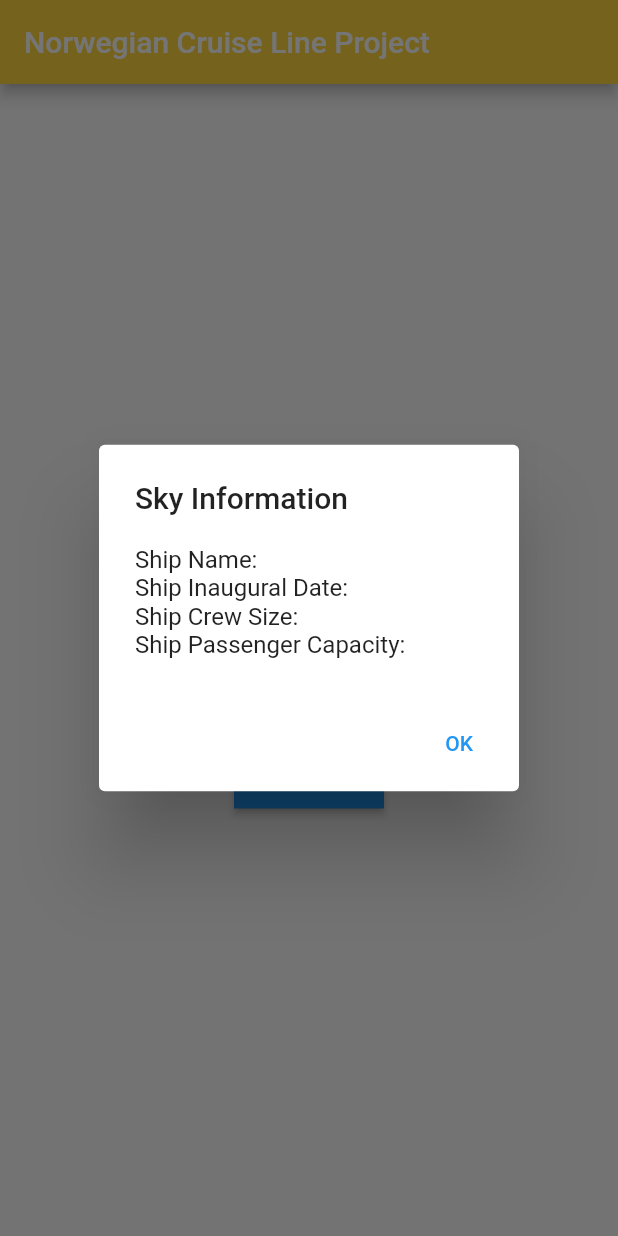
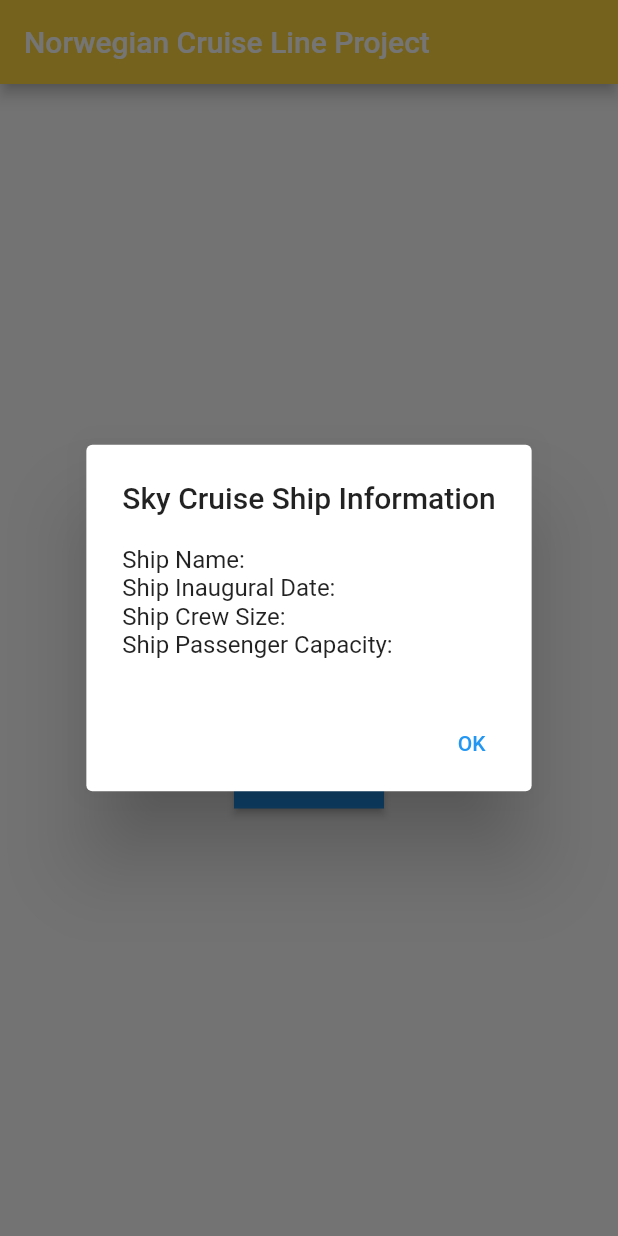
Before and after one commit to MauricioPatino/ncl-project, a Flutter app: the ShipScreen screen opened directly with empty values, after a tap on "SKY", on a phone screen of 412 x 824 dp. Run offline on Flutter 3.47's test engine with Material 2 defaults, Android fonts, the phone set to English and light mode, and no system bars; network calls fail.

```diff
--- a/lib/screen/shipScreen.dart
+++ b/lib/screen/shipScreen.dart
@@ -27,7 +27,7 @@ class _ShipScreenState extends State<ShipScreen> {
             Padding(
               padding: const EdgeInsets.all(12.0),
               child: ElevatedButton(onPressed: (){
-                  showDialog(context: context, builder: (context) => AlertDialog(title: Text('Sky Information'),
+                  showDialog(context: context, builder: (context) => AlertDialog(title: Text('Sky Cruise Ship Information'),
                     content:
                     Text('Ship Name: ${widget.shipModel1.shipName}\n'   //Here we get the shipModel1 or sky's response.body data.
                         'Ship Inaugural Date: ${widget.shipModel1.shipFacts.inauguralDate}\n'
@@ -53,7 +53,7 @@ class _ShipScreenState extends State<ShipScreen> {
             Padding(
               padding: const EdgeInsets.all(12.0),
               child: ElevatedButton(onPressed: (){
-                showDialog(context: context, builder: (context) => AlertDialog(title: Text('Bliss Information'),
+                showDialog(context: context, builder: (context) => AlertDialog(title: Text('Bliss Cruise Ship Information'),
                   content:
                   Text('Ship Name: ${widget.shipModel2.shipName}\n'
                       'Ship Inaugural Date: ${widget.shipModel2.shipFacts.inauguralDate}\n'
@@ -79,7 +79,7 @@ class _ShipScreenState extends State<ShipScreen> {
             Padding(
               padding: const EdgeInsets.all(12.0),
               child: ElevatedButton(onPressed: (){
-                showDialog(context: context, builder: (context) => AlertDialog(title: Text('Escape Information'),
+                showDialog(context: context, builder: (context) => AlertDialog(title: Text('Escape Cruise Ship Information'),
                   content:
                   Text('Ship Name: ${widget.shipModel3.shipName}\n'
                       'Ship Inaugural Date: ${widget.shipModel3.shipFacts.inauguralDate}\n'
```
